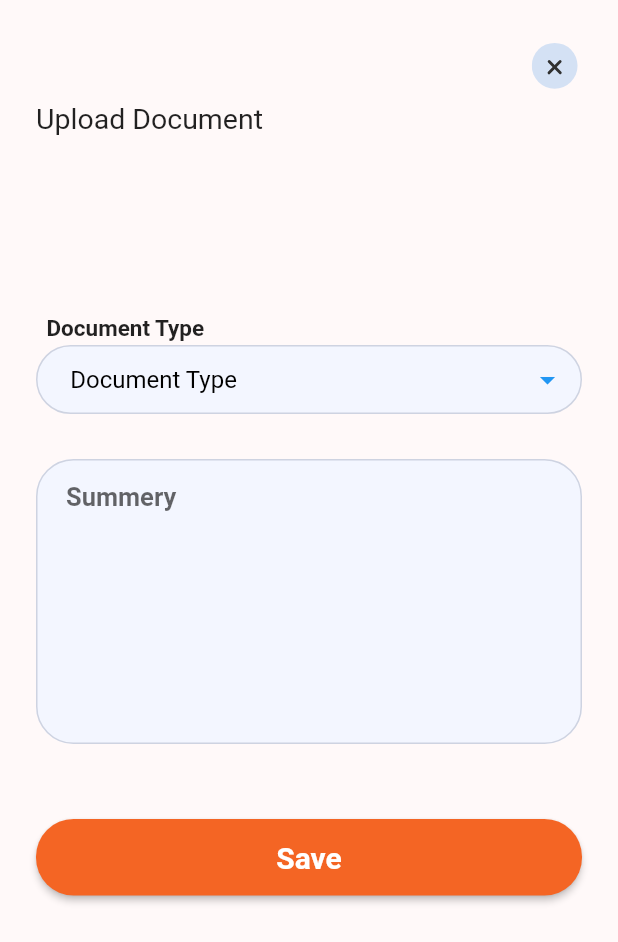
After one commit to Sahilgupta9426/roojh, a Flutter app: the MainUploadFile screen opened directly, after a tap on "Upload more", on a phone screen of 412 x 824 dp. The commit adds this screen. Shown: the top 942 px of the screen. Run offline on Flutter 3.47's test engine with Material 2 defaults, Android fonts, the light colour scheme and no system bars; drawn by our look-alikes of multi_select_flutter; our stand-ins replace animate_do, firebase_auth, firebase_core, flutter_secure_storage, flutter_svg, get and 4 more; accounts and stored records are empty.

Commit message:
multiseletct document type

```diff
--- /dev/null
+++ b/lib/homepage/upload_file/controller/app_data_controller.dart
@@ -0,0 +1,52 @@
+import 'package:get/get.dart';
+import 'package:multi_select_flutter/multi_select_flutter.dart';
+import 'package:roojh/homepage/upload_file/model/subject_data_model.dart';
+
+class AppDataController extends GetxController {
+  List<SubjectModel> subjectData = [];
+  List<MultiSelectItem> dropDownData = [];
+
+  getSubjectData() {
+    subjectData.clear();
+    dropDownData.clear();
+
+    Map<String, dynamic> apiResponse = {
+      "code": 200,
+      "message": "subject lists.",
+      "data": [
+        {"subject_id": "1", "subject_name": "Lab"},
+        {"subject_id": "2", "subject_name": "Medication"},
+        {"subject_id": "3", "subject_name": "Vitals"},
+        {"subject_id": "4", "subject_name": "Problems"},
+        {"subject_id": "5", "subject_name": "RadioLogy"},
+        {"subject_id": "6", "subject_name": "Cardiology"},
+      ]
+    };
+
+    if (apiResponse['code'] == 200) {
+      List<SubjectModel> tempSubjectData = [];
+      apiResponse['data'].forEach(
+        (data) {
+          tempSubjectData.add(
+            SubjectModel(
+              subjectId: data['subject_id'],
+              subjectName: data['subject_name'],
+            ),
+          );
+        },
+      );
+      print(tempSubjectData);
+      subjectData.addAll(tempSubjectData);
+
+      dropDownData = subjectData.map((subjectdata) {
+        return MultiSelectItem(subjectdata, subjectdata.subjectName);
+      }).toList();
+
+      update();
+    } else if (apiResponse['code'] == 400) {
+      print("Show Error model why error occurred..");
+    } else {
+      print("show some error model like something went worng..");
+    }
+  }
+}
--- /dev/null
+++ b/lib/homepage/upload_file/model/subject_data_model.dart
@@ -0,0 +1,8 @@
+class SubjectModel {
+  String subjectId;
+  String subjectName;
+  SubjectModel({
+    required this.subjectId,
+    required this.subjectName,
+  });
+}
--- a/lib/homepage/upload_file/upload_main.dart
+++ b/lib/homepage/upload_file/upload_main.dart
@@ -0,0 +1,108 @@
+import 'package:flutter/material.dart';
+import 'package:flutter_svg/flutter_svg.dart';
+import 'package:hexcolor/hexcolor.dart';
+
+import 'package:roojh/homepage/upload_file/view/multiselectdropdown_screen.dart';
+
+class MainUploadFile extends StatefulWidget {
+  const MainUploadFile({Key? key}) : super(key: key);
+
+  @override
+  State<MainUploadFile> createState() => _MainUploadFileState();
+}
+
+class _MainUploadFileState extends State<MainUploadFile> {
+  @override
+  Widget build(BuildContext context) {
+    return Scaffold(
+      body: SingleChildScrollView(
+          child: Column(children: [
+        Container(
+          color: HexColor('#F3F6FF'),
+          height: 98,
+          child: Padding(
+            padding: EdgeInsets.only(top: 27),
+            child: Row(children: [
+              TextButton(
+                  style: TextButton.styleFrom(padding: const EdgeInsets.all(0)),
+                  onPressed: () {
+                    Navigator.pushNamed(context, "/home");
+                  },
+                  child: SvgPicture.asset('icons/arrow - right.svg')),
+              Container(
+                  width: 290,
+                  child: Align(
+                      alignment: Alignment.center,
+                      child: Text(
+                        'Documents',
+                        style: TextStyle(
+                            fontSize: 16, fontWeight: FontWeight.w700),
+                      ))),
+            ]),
+          ),
+        ),
+        SizedBox(height: 400),
+        Align(
+          alignment: Alignment.bottomCenter,
+          child: Container(
+            height: 51,
+            child: Padding(
+              padding: const EdgeInsets.only(left: 26, right: 25.35),
+              child: ElevatedButton(
+                style: ButtonStyle(
+                    foregroundColor:
+                        MaterialStateProperty.all<Color>(Colors.black),
+                    backgroundColor:
+                        MaterialStateProperty.all<Color>(HexColor('#F3F6FF')),
+                    shape: MaterialStateProperty.all<RoundedRectangleBorder>(
+                        RoundedRectangleBorder(
+                      borderRadius: BorderRadius.circular(25.0),
+
+                      // side: BorderSide(color: Colors.red)
+                    ))),
+                onPressed: () async {
+                  // Navigator.of(context).push(
+                  //     MaterialPageRoute(builder: (context) => ChooseFiles()));
+                  Navigator.of(context).push(MaterialPageRoute(
+                      builder: (context) => MultiSelectDropDownScreen()));
+                },
+                child: Align(
+                  alignment: Alignment.center,
+                  child: Row(
+                    mainAxisAlignment: MainAxisAlignment.center,
+                    children: [
+                      Container(
+                          height: 29,
+                          width: 30,
+                          alignment: Alignment.centerRight,
+                          child: SvgPicture.asset('icons/plus_sign.svg')
+                          // Icon(
+                          //   Icons.facebook_rounded,
+                          //   size: 29.67,
+                          // ),
+
+                          ),
+                      const SizedBox(
+                        width: 10,
+                      ),
+                      Container(
+                        child: const Text(
+                          'Upload more',
+                          style: TextStyle(
+                              fontSize: 20, fontWeight: FontWeight.w600),
+                        ),
+                      ),
+                    ],
+                  ),
+                ),
+              ),
+            ),
+          ),
+        ),
+        SizedBox(
+          height: 30,
+        ),
+      ])),
+    );
+  }
+}
--- /dev/null
+++ b/lib/homepage/upload_file/view/multiselectdropdown_screen.dart
@@ -0,0 +1,203 @@
+import 'package:flutter/material.dart';
+import 'package:flutter_svg/svg.dart';
+import 'package:get/get.dart';
+import 'package:hexcolor/hexcolor.dart';
+import 'package:multi_select_flutter/dialog/multi_select_dialog_field.dart';
+import 'package:roojh/homepage/upload_file/controller/app_data_controller.dart';
+import 'package:roojh/homepage/upload_file/model/subject_data_model.dart';
+import 'package:roojh/homepage/upload_file/upload_main.dart';
+
+class MultiSelectDropDownScreen extends StatefulWidget {
+  MultiSelectDropDownScreen({Key? key}) : super(key: key);
+
+  @override
+  State<MultiSelectDropDownScreen> createState() =>
+      _MultiSelectDropDownScreenState();
+}
+
+class _MultiSelectDropDownScreenState extends State<MultiSelectDropDownScreen> {
+  final AppDataController controller = Get.put(AppDataController());
+
+  @override
+  Widget build(BuildContext context) {
+    List subjectData = [];
+
+    WidgetsBinding.instance!.addPostFrameCallback((timeStamp) {
+      controller.getSubjectData();
+    });
+
+    final summeryController = TextEditingController();
+    final _formKey = GlobalKey<FormState>();
+    return Scaffold(
+      body: SingleChildScrollView(
+        child: Column(
+          children: [
+            SizedBox(
+              height: 20,
+            ),
+            Container(
+              padding: EdgeInsets.only(right: 10),
+              child: Align(
+                  alignment: Alignment.centerRight,
+                  child: TextButton(
+                    child: SvgPicture.asset('icons/exitCross.svg'),
+                    onPressed: () {
+                      Navigator.of(context).pushReplacement(MaterialPageRoute(
+                          builder: (context) => MainUploadFile()));
+                    },
+                  )),
+            ),
+            Form(
+              key: _formKey,
+              child: Padding(
+                padding: EdgeInsets.only(left: 24, right: 24),
+                child: Column(
+                  children: [
+                    Align(
+                        alignment: Alignment.centerLeft,
+                        child: Text(
+                          'Upload Document',
+                          style: TextStyle(fontSize: 19),
+                        )),
+                    SizedBox(height: 120),
+                    Align(
+                      alignment: Alignment.centerLeft,
+                      child: Padding(
+                        padding: const EdgeInsets.only(left: 7, bottom: 2),
+                        child: Text(
+                          'Document Type',
+                          style: TextStyle(
+                            fontSize: 15,
+                            fontWeight: FontWeight.w600,
+                          ),
+                        ),
+                      ),
+                    ),
+                    GetBuilder<AppDataController>(builder: (controller) {
+                      return Padding(
+                        padding: const EdgeInsets.only(
+                            bottom: 30.0, top: 0, left: 0, right: 0),
+                        child: MultiSelectDialogField(
+                          items: controller.dropDownData,
+                          title: const Text(
+                            "Select Tests",
+                            style: TextStyle(color: Colors.black),
+                          ),
+                          selectedColor: Colors.black,
+                          decoration: BoxDecoration(
+                            color: HexColor('#F3F6FF'),
+                            borderRadius:
+                                const BorderRadius.all(Radius.circular(25)),
+                            border: Border.all(
+                              color: HexColor('#CED3E1'),
+                              width: 1,
+                            ),
+                          ),
+                          buttonIcon: const Icon(
+                            Icons.arrow_drop_down,
+                            color: Colors.blue,
+                          ),
+                          buttonText: const Text(
+                            "   Document Type",
+                            style: TextStyle(
+                                color: Colors.black,
+                                fontSize: 16,
+                                fontWeight: FontWeight.w400),
+                          ),
+                          onConfirm: (results) {
+                            subjectData = [];
+                            for (var i = 0; i < results.length; i++) {
+                              SubjectModel data = results[i] as SubjectModel;
+                              print(data.subjectId);
+                              print(data.subjectName);
+                              subjectData.add(data.subjectId);
+                            }
+                            print("data $subjectData");
+
+                            //_selectedAnimals = results;
+                          },
+                        ),
+                      );
+                    }),
+                    TextFormField(
+                      minLines: null,
+                      maxLines: 8,
+                      style:
+                          TextStyle(fontSize: 17, fontWeight: FontWeight.w600),
+                      decoration: InputDecoration(
+                        filled: true,
+                        fillColor: HexColor('#F3F6FF'),
+                        border: InputBorder.none,
+                        contentPadding:
+                            EdgeInsets.fromLTRB(20.0, 15.0, 20.0, 15.0),
+                        hintText: "Summery",
+                        enabledBorder: OutlineInputBorder(
+                          borderRadius: BorderRadius.circular(25),
+                          borderSide: BorderSide(
+                            color: HexColor('#CED3E1'),
+                            // width: 2.0,
+                          ),
+                        ),
+                        focusedBorder: OutlineInputBorder(
+                          borderRadius: BorderRadius.circular(25),
+                          borderSide: BorderSide(
+                            color: HexColor('#CED3E1'),
+                            width: 1.0,
+                          ),
+                        ),
+                        errorStyle: TextStyle(color: Colors.red, fontSize: 15),
+                        errorBorder: OutlineInputBorder(
+                          borderRadius: BorderRadius.circular(25),
+                        ),
+                        focusedErrorBorder: OutlineInputBorder(
+                          borderRadius: BorderRadius.circular(25),
+                        ),
+                      ),
+                      controller: summeryController,
+                      validator: (val) {
+                        if (val!.isEmpty) {
+                          return 'Please Enter Summery';
+                        }
+                      },
+                    ),
+                    SizedBox(
+                      height: 50,
+                    ),
+                    Container(
+                      height: 51,
+                      // width: double.infinity,
+                      child: ElevatedButton(
+                        style: ButtonStyle(
+                            foregroundColor:
+                                MaterialStateProperty.all<Color>(Colors.white),
+                            backgroundColor: MaterialStateProperty.all<Color>(
+                                HexColor('#F46524')),
+                            shape: MaterialStateProperty.all<
+                                RoundedRectangleBorder>(RoundedRectangleBorder(
+                              borderRadius: BorderRadius.circular(25.0),
+
+                              // side: BorderSide(color: Colors.red)
+                            ))),
+                        onPressed: () async {
+                          if (_formKey.currentState!.validate()) {}
+                        },
+                        child: Align(
+                          alignment: Alignment.center,
+                          child: const Text(
+                            'Save',
+                            style: TextStyle(
+                                fontSize: 20, fontWeight: FontWeight.w600),
+                          ),
+                        ),
+                      ),
+                    )
+                  ],
+                ),
+              ),
+            ),
+          ],
+        ),
+      ),
+    );
+  }
+}
--- a/lib/pin_password/bio_authpage.dart
+++ b/lib/pin_password/bio_authpage.dart
@@ -4,6 +4,7 @@ import 'package:hexcolor/hexcolor.dart';
 
 import 'package:local_auth/local_auth.dart';
 import 'package:flutter/services.dart';
+import 'package:roojh/homepage/upload_file/upload_main.dart';
 // import 'package:roojh/homepage/createpin.dart';
 import 'package:roojh/local_storage/local_storage.dart';
 
@@ -40,7 +41,10 @@ class _AuthPageState extends State<AuthPage> {
           useErrorDialogs: true,
           stickyAuth: true);
       if (authenticated) {
-        await Navigator.pushReplacementNamed(context, '/home');
+        // await Navigator.pushReplacementNamed(context, '/home');
+        Navigator.of(context).pushReplacement(
+          MaterialPageRoute(builder: (context) => MainUploadFile()),
+        );
       }
       setState(() {
         _isAuthenticating = false;
@@ -201,8 +205,12 @@ class _EnterPinState extends State<EnterPin> {
                               getpin = pinController.text;
                               if (getpin == getpin1) {
                                 // Navigator.pushNamed(context, "/home");
-                                Navigator.pushReplacementNamed(
-                                    context, '/home');
+                                // Navigator.pushReplacementNamed(
+                                //     context, '/home');
+                                Navigator.of(context).pushReplacement(
+                                  MaterialPageRoute(
+                                      builder: (context) => MainUploadFile()),
+                                );
                               }
                             }
                           },
--- a/pubspec.yaml
+++ b/pubspec.yaml
@@ -45,6 +45,8 @@ dependencies:
   firebase_auth: ^3.3.17
   firebase_core: ^1.16.0
   google_sign_in: ^5.0.3
+  multi_select_flutter: ^4.1.2
+  get:
 dev_dependencies:
   flutter_test:
     sdk: flutter
```
Also changed, not shown: icons/arrow - right.svg (added), icons/exitCross.svg (added), icons/plus_sign.svg (added), pubspec.lock.
